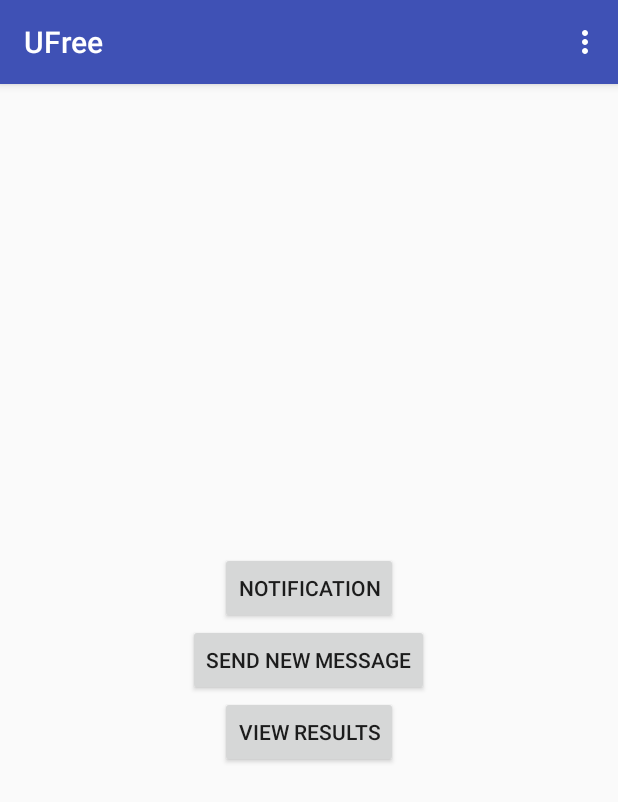
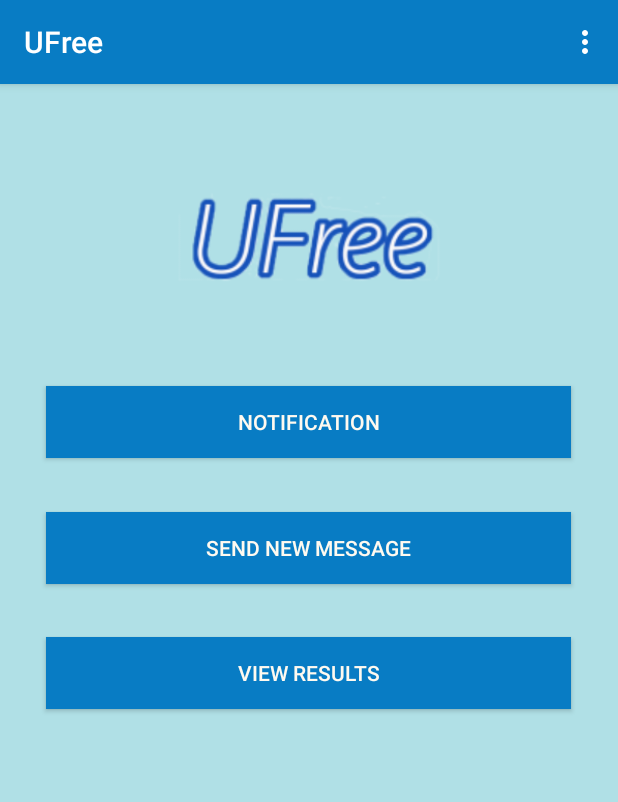
Before and after one commit to l-tn3314/UFree, an Android app: the screen it shows after launch (SidebarHomeActivity), on a phone screen of 412 x 824 dp. Shown: the top 802 px of the screen. Run offline under Robolectric (Android 15) with nearby library versions, the phone set to English and light mode, and no system bars; 5 statements that could not run were skipped.

Commit message:
designing and pretty stuff

```diff
--- a/app/src/main/java/com/example/kristychen/ufree3/SidebarHomeActivity.java
+++ b/app/src/main/java/com/example/kristychen/ufree3/SidebarHomeActivity.java
@@ -1,5 +1,6 @@
 package com.example.kristychen.ufree3;
 
+import android.graphics.Typeface;
 import android.os.Bundle;
 import android.util.Log;
 import android.view.View;
@@ -27,6 +28,7 @@ import com.parse.ParseQuery;
 import android.app.Activity;
 import android.content.Intent;
 import android.os.Bundle;
+import android.widget.TextView;
 
 import com.parse.ParseAnonymousUtils;
 import com.parse.ParseUser;
@@ -47,6 +49,7 @@ public class SidebarHomeActivity extends AppCompatActivity
         setContentView(R.layout.activity_sidebar_home);
         Toolbar toolbar = (Toolbar) findViewById(R.id.toolbar);
         setSupportActionBar(toolbar);
+
 
         // Determine whether the current user is an anonymous user
 
@@ -193,4 +196,6 @@ public class SidebarHomeActivity extends AppCompatActivity
         drawer.closeDrawer(GravityCompat.START);
         return true;
     }
+
+
 }
--- a/app/src/main/res/layout/content_sidebar_home.xml
+++ b/app/src/main/res/layout/content_sidebar_home.xml
@@ -7,22 +7,55 @@
     android:layout_height="match_parent"
     app:layout_behavior="@string/appbar_scrolling_view_behavior"
     tools:showIn="@layout/app_bar_sidebar_home"
-    android:gravity="center">
+    android:gravity="center"
+    android:background="#B0E0E6">
+    <View
+        android:layout_width="0dp"
+        android:layout_height="1dp"
+        android:layout_weight="0" />
+    <ImageView
+        android:id="@+id/imageView"
+        android:layout_width="400dp"
+        android:layout_height="200dp"
+        android:paddingTop="1dp"
+        android:src="@drawable/ic_logo" />
 
     <Button
         android:id="@+id/notifb"
         android:layout_width="wrap_content"
         android:layout_height="wrap_content"
-        android:text="@string/notification" />
+        android:text="@string/notification"
+        android:textColor="#FFFAF0"
+        android:background="#087CC4"
+        android:width="350dp"/>
+    <View
+        android:layout_width="0dp"
+        android:layout_height="1dp"
+        android:layout_weight="1" />
     <Button
         android:id="@+id/sendm"
-        android:layout_width="wrap_content"
+        android:layout_width="350dp"
         android:layout_height="wrap_content"
-        android:text="@string/new_message" />
+        android:text="@string/new_message"
+        android:textColor="#FFFAF0"
+        android:background="#087CC4"
+        android:width="350dp"/>
+    <View
+        android:layout_width="0dp"
+        android:layout_height="0.1dp"
+        android:layout_weight="1" />
     <Button
         android:id="@+id/viewr"
         android:layout_width="wrap_content"
         android:layout_height="wrap_content"
         android:text="View Results"
-        android:layout_gravity="center_horizontal" />
+        android:layout_gravity="center_horizontal"
+        android:textColor="#FFFAF0"
+        android:background="#087CC4"
+        android:width="350dp"/>
+    <View
+        android:layout_width="0dp"
+        android:layout_height="1dp"
+        android:layout_weight="10" />
+
 </LinearLayout>
--- a/app/src/main/res/layout/content_sidebar_results.xml
+++ b/app/src/main/res/layout/content_sidebar_results.xml
@@ -14,6 +14,6 @@
         android:hint="Results"
         android:layout_weight="0.90"
         android:imeOptions="actionDone"
-        android:textSize="40dp" />
+        android:textSize="40dp"/>
 
 </LinearLayout>
--- a/app/src/main/res/layout/nav_header_sidebar_home.xml
+++ b/app/src/main/res/layout/nav_header_sidebar_home.xml
@@ -13,8 +13,8 @@
 
     <ImageView
         android:id="@+id/imageView"
-        android:layout_width="wrap_content"
-        android:layout_height="wrap_content"
+        android:layout_width="60dp"
+        android:layout_height="73dp"
         android:paddingTop="@dimen/nav_header_vertical_spacing"
         android:src="@drawable/ic_launcher" />
 
--- a/app/src/main/res/values/colors.xml
+++ b/app/src/main/res/values/colors.xml
@@ -1,6 +1,6 @@
 <?xml version="1.0" encoding="utf-8"?>
 <resources>
-    <color name="colorPrimary">#3F51B5</color>
-    <color name="colorPrimaryDark">#303F9F</color>
+    <color name="colorPrimary">#087CC4</color>
+    <color name="colorPrimaryDark">#0517b3</color>
     <color name="colorAccent">#FF4081</color>
 </resources>
```
Also changed, not shown: app/src/main/res/drawable/button_design1.xml (added, +9 -0 lines), app/src/main/res/layout/content_sidebar_login.xml (+12 -1 lines), app/src/main/res/layout/content_sidebar_send.xml (+7 -2 lines), app/src/main/res/layout/content_sidebar_yesno.xml (+18 -6 lines), app/src/main/assets/Amatic-Bold.ttf (added), app/src/main/ic_logo-web.png (added), app/src/main/res/drawable-v21/ic_logo.png (added), app/src/main/res/mipmap-hdpi/ic_logo.png (added), app/src/main/res/mipmap-mdpi/ic_logo.png (added), app/src/main/res/mipmap-xhdpi/ic_logo.png (added), app/src/main/res/mipmap-xxhdpi/ic_logo.png (added), app/src/main/res/mipmap-xxxhdpi/ic_logo.png (added).
